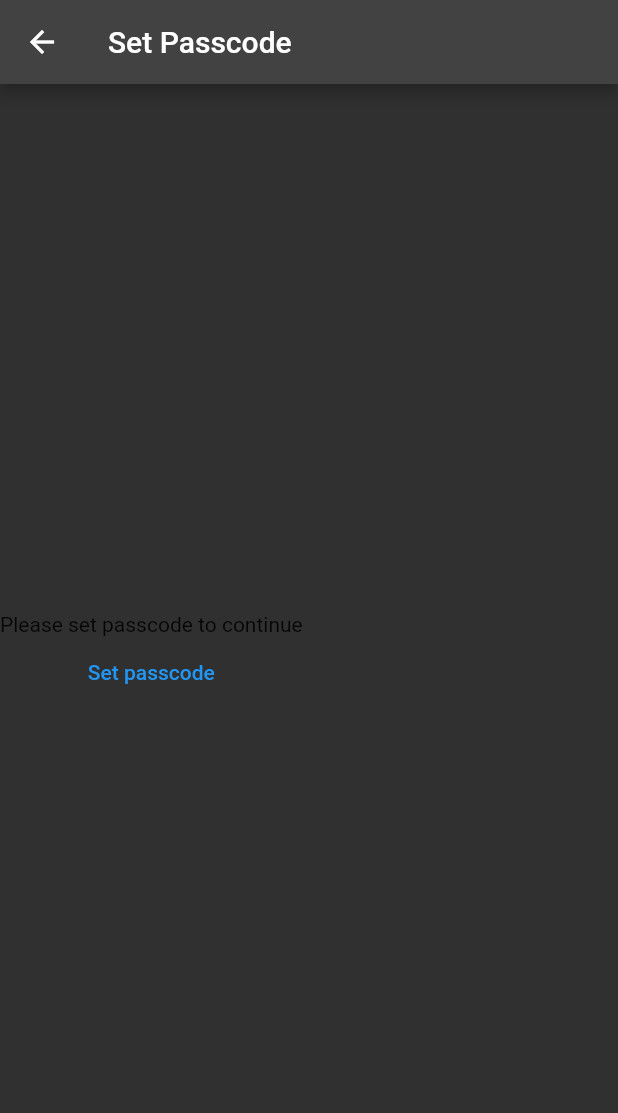
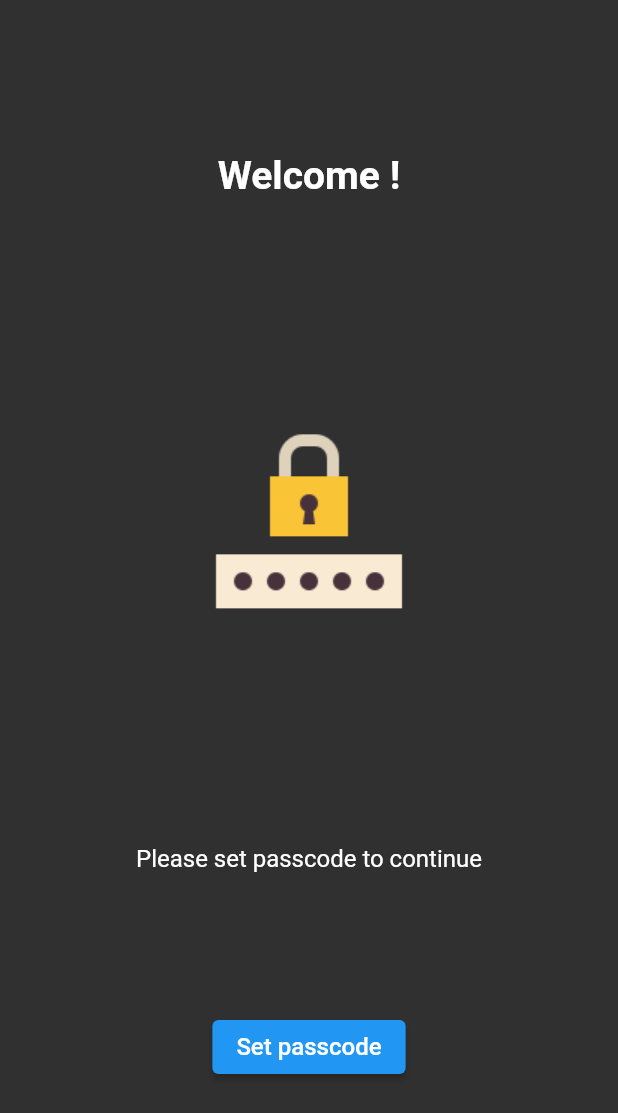
Before and after one commit to yelinO2/store-and-lock, a Flutter app: the SetPasscode screen opened directly, on a phone screen of 412 x 824 dp. Shown: the top 1113 px of the screen. Run offline on Flutter 3.47's test engine with Material 2 defaults, Android fonts, the light colour scheme and no system bars; our stand-ins replace cloud_firestore, file_picker, firebase_auth, firebase_core, firebase_storage, flutter_spinkit and 3 more; missing offline and left inert: flutter_screen_lock; accounts and stored records are empty.

Commit message:
improve set passcode screen ui

```diff
--- a/lib/constant/list_tile.dart
+++ b/lib/constant/file_list.dart
@@ -48,7 +48,7 @@ class _FileListState extends State<FileList> {
   Future<void> lauchURL() async {
     final Uri url = widget.url;
 
-    if (!await launchUrl(url, mode: LaunchMode.inAppWebView)) {
+    if (!await launchUrl(url, mode: LaunchMode.externalApplication)) {
       throw 'Could not launch $url';
     }
   }
--- a/lib/main.dart
+++ b/lib/main.dart
@@ -4,6 +4,7 @@ import 'package:google_fonts/google_fonts.dart';
 import 'package:store_and_lock/constant/constants.dart';
 import 'package:store_and_lock/firebase_options.dart';
 import 'package:store_and_lock/helper/helper_funs.dart';
+
 import 'package:store_and_lock/screens/auth/passcode_scren.dart';
 import 'package:firebase_core/firebase_core.dart';
 import 'package:flutter/foundation.dart';
@@ -66,7 +67,7 @@ class _MyAppState extends State<MyApp> {
       title: 'Flutter Demo',
       theme: ThemeData(
           brightness: Brightness.dark,
-          primaryColor: Colors.green,
+          primaryColor: Colors.amber,
           textTheme: GoogleFonts.robotoTextTheme(Theme.of(context).textTheme)),
       home: isSignedIn ? const PasscodeScreen() : const SignUp(),
     );
--- a/lib/screens/audio/upload_audio.dart
+++ b/lib/screens/audio/upload_audio.dart
@@ -3,7 +3,7 @@ import 'package:file_picker/file_picker.dart';
 import 'package:firebase_auth/firebase_auth.dart';
 import 'package:flutter/material.dart';
 import 'package:open_file/open_file.dart';
-import 'package:store_and_lock/constant/list_tile.dart';
+import 'package:store_and_lock/constant/file_list.dart';
 import 'package:store_and_lock/services/database_service.dart';
 import 'package:store_and_lock/services/upload_files.dart';
 import 'package:store_and_lock/widgets/widgets.dart';
--- a/lib/screens/auth/login_screen.dart
+++ b/lib/screens/auth/login_screen.dart
@@ -58,10 +58,8 @@ class _LoginState extends State<Login> {
     Size size = MediaQuery.of(context).size;
     return Scaffold(
       body: isLoading
-          ? Center(
-              child: CircularProgressIndicator(
-                color: Theme.of(context).primaryColor,
-              ),
+          ? const Center(
+             child: loadingSpinkit,
             )
           : SingleChildScrollView(
               child: Form(
--- a/lib/screens/auth/passcode/set_passcode.dart
+++ b/lib/screens/auth/passcode/set_passcode.dart
@@ -42,18 +42,56 @@ class _SetPasscodeState extends State<SetPasscode> {
 
   @override
   Widget build(BuildContext context) {
+    Size size = MediaQuery.of(context).size;
     return Scaffold(
-      appBar: AppBar(title: const Text('Set Passcode')),
-      body: Column(
-        mainAxisAlignment: MainAxisAlignment.center,
-        children: [
-          const Text('Please set passcode to continue'),
-          TextButton(
-              onPressed: () {
-                setPasscode();
-              },
-              child: const Text('Set passcode'))
-        ],
+      body: Center(
+        child: Padding(
+          padding: const EdgeInsets.all(10.0),
+          child: Column(
+            mainAxisAlignment: MainAxisAlignment.start,
+            crossAxisAlignment: CrossAxisAlignment.center,
+            children: [
+              const Spacer(),
+              const Text(
+                'Welcome !',
+                style: TextStyle(
+                    color: Colors.white,
+                    fontSize: 26,
+                    fontWeight: FontWeight.bold),
+              ),
+              const Spacer(),
+              ClipRRect(
+                child: Image.asset(
+                  'images/pin.png',
+                  height: size.height * 0.3,
+                  width: size.width,
+                ),
+              ),
+              const Spacer(),
+              const Text(
+                'Please set passcode to continue',
+                style: TextStyle(
+                  color: Colors.white,
+                  fontSize: 16,
+                ),
+              ),
+              const Spacer(),
+              ElevatedButton(
+                onPressed: () {
+                  setPasscode();
+                },
+                child: const Text(
+                  'Set passcode',
+                  style: TextStyle(
+                    color: Colors.white,
+                    fontSize: 16,
+                  ),
+                ),
+              ),
+              const Spacer(),
+            ],
+          ),
+        ),
       ),
     );
   }
--- a/lib/screens/auth/register_screen.dart
+++ b/lib/screens/auth/register_screen.dart
@@ -53,10 +53,8 @@ class _SignUpState extends State<SignUp> {
     Size size = MediaQuery.of(context).size;
     return Scaffold(
       body: isLoading
-          ? Center(
-              child: CircularProgressIndicator(
-                color: Theme.of(context).primaryColor,
-              ),
+          ? const Center(
+              child: loadingSpinkit,
             )
           : SingleChildScrollView(
               child: Form(
@@ -119,7 +117,7 @@ class _SignUpState extends State<SignUp> {
                               ),
                               const Spacer(),
                               TextFormField(
-                              style: const TextStyle(color: Colors.white),
+                                style: const TextStyle(color: Colors.white),
                                 decoration: textInputDecoration.copyWith(
                                   labelText: 'Please enter your username',
                                   prefixIcon: Icon(
@@ -168,7 +166,6 @@ class _SignUpState extends State<SignUp> {
                               const Spacer(),
                               TextFormField(
                                 style: const TextStyle(color: Colors.white),
-
                                 obscureText: hidePassword,
                                 decoration: textInputDecoration.copyWith(
                                   prefixIcon: Icon(
--- a/lib/screens/doc/upload_doc.dart
+++ b/lib/screens/doc/upload_doc.dart
@@ -2,7 +2,7 @@ import 'package:cloud_firestore/cloud_firestore.dart';
 import 'package:flutter/material.dart';
 import 'package:file_picker/file_picker.dart';
 import 'package:open_file/open_file.dart';
-import 'package:store_and_lock/constant/list_tile.dart';
+import 'package:store_and_lock/constant/file_list.dart';
 import 'package:store_and_lock/widgets/widgets.dart';
 import 'package:store_and_lock/services/upload_files.dart';
 import 'package:firebase_auth/firebase_auth.dart';
--- a/lib/screens/image/select_image.dart
+++ b/lib/screens/image/select_image.dart
@@ -2,9 +2,7 @@ import 'package:file_picker/file_picker.dart';
 import 'package:firebase_auth/firebase_auth.dart';
 import 'package:flutter/material.dart';
 import 'dart:io';
-
 import 'package:store_and_lock/services/database_service.dart';
-
 import '../../widgets/widgets.dart';
 
 class SelectImage extends StatefulWidget {
--- a/lib/screens/video/upload_vd.dart
+++ b/lib/screens/video/upload_vd.dart
@@ -7,7 +7,7 @@ import 'package:store_and_lock/services/database_service.dart';
 import 'package:store_and_lock/services/upload_files.dart';
 import 'package:store_and_lock/widgets/widgets.dart';
 
-import '../../constant/list_tile.dart';
+import '../../constant/file_list.dart';
 
 class UploadVideos extends StatefulWidget {
   const UploadVideos({super.key});
--- /dev/null
+++ b/todo.txt
@@ -0,0 +1,2 @@
+- download and delete file from firebase
+- home screen ui
```
Also changed, not shown: images/pin.png (added).
